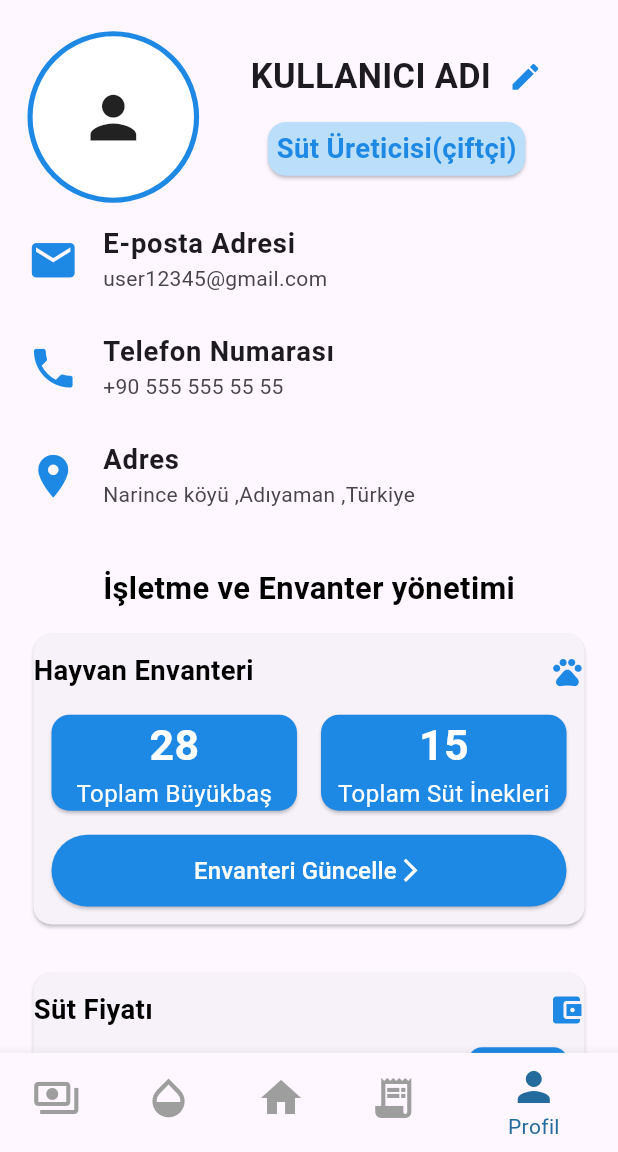
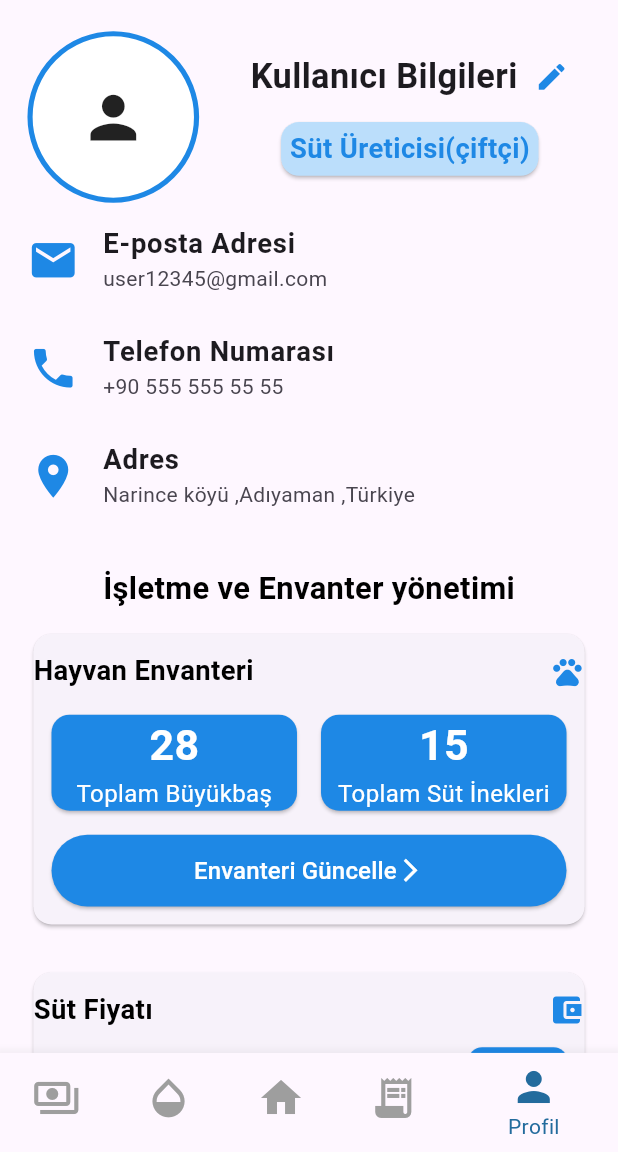
Before and after one commit to samet0202-hub/samet-y-lmaz-dev-projesi, a Flutter app: the screen it shows after launch, item 5 of the bottom bar chosen, on a phone screen of 412 x 824 dp, the part 84-1236 px from its top. Run offline on Flutter 3.47's test engine with Material 3 defaults, Android fonts, the phone set to English and light mode, and no system bars; our stand-ins replace dio, flutter_screenutil; network calls fail.

Commit message:
sabitlerin tek dosyada toplanması

```diff
--- a/lib/feature/financial_tracking/widgets/build_uncategorized_warning.dart
+++ b/lib/feature/financial_tracking/widgets/build_uncategorized_warning.dart
@@ -1,5 +1,6 @@
  import 'package:flutter/material.dart';
 import 'package:flutter_screenutil/flutter_screenutil.dart';
+import 'package:sagmal_mobil/product/constant/project_constant.dart';
 
 Widget buildUncategorizedWarning() {
     return Container(
@@ -15,7 +16,7 @@ Widget buildUncategorizedWarning() {
           Icon(Icons.warning_amber_outlined, color: Colors.amber.shade700, size: 20.sp),
           SizedBox(width: 8.w),
           Text(
-            'Kategorize Edilmemiş Giderler',
+            ProjectConstants.uncategorizedExpenseWarningText,
             style: TextStyle(color: Colors.amber.shade700, fontWeight: FontWeight.bold, fontSize: 14.sp),
           ),
         ],
--- a/lib/feature/milk_records/widgets/build_last_seven_day_datas.dart
+++ b/lib/feature/milk_records/widgets/build_last_seven_day_datas.dart
@@ -1,13 +1,14 @@
 import 'package:flutter/material.dart';
 import 'package:flutter_screenutil/flutter_screenutil.dart';
 import 'package:sagmal_mobil/feature/financial_tracking/page/financial_tracking_page.dart';
+import 'package:sagmal_mobil/product/constant/project_constant.dart';
 
 Widget buildLast7DayDatas() {
     return Column(
       crossAxisAlignment: CrossAxisAlignment.start,
       children: [
         Text(
-          'Son 7 Günlük Veriler',
+          ProjectConstants.lastSevenDaysDataTitle,
           style: TextStyle(fontSize: 18.sp, fontWeight: FontWeight.bold, color: textPrimary),
         ),
         SizedBox(height: 12.h),
--- a/lib/feature/milk_records/widgets/built_past_records_header.dart
+++ b/lib/feature/milk_records/widgets/built_past_records_header.dart
@@ -1,6 +1,7 @@
 import 'package:flutter/material.dart';
 import 'package:flutter_screenutil/flutter_screenutil.dart';
 import 'package:sagmal_mobil/feature/financial_tracking/page/financial_tracking_page.dart';
+import 'package:sagmal_mobil/product/constant/project_constant.dart';
 
 Widget buildPastRecordsHeader() {
     return Padding(
@@ -9,7 +10,7 @@ Widget buildPastRecordsHeader() {
         mainAxisAlignment: MainAxisAlignment.spaceBetween,
         children: [
           Text(
-            'Geçmiş Kayıtlar',
+            ProjectConstants.pastRecordsText,
             style: TextStyle(fontSize: 18.sp, fontWeight: FontWeight.bold, color: textPrimary),
           ),
           IconButton(
--- a/lib/feature/profile/widgets/milk_price.dart
+++ b/lib/feature/profile/widgets/milk_price.dart
@@ -1,6 +1,7 @@
 import 'package:flutter/material.dart';
 import 'package:flutter_screenutil/flutter_screenutil.dart';
 import 'package:sagmal_mobil/feature/home/widgets/summary_card.dart';
+import 'package:sagmal_mobil/product/constant/project_constant.dart';
 
 class MilkPrice extends StatelessWidget {
   const MilkPrice({
@@ -17,7 +18,7 @@ class MilkPrice extends StatelessWidget {
             mainAxisAlignment: MainAxisAlignment.spaceBetween,
             children: [
               Text(
-                "Süt Fiyatı",
+                ProjectConstants.milkPriceTitle,
                 style: TextStyle(
                   fontSize: 16.sp,
                   fontWeight: FontWeight.bold,
@@ -37,12 +38,12 @@ class MilkPrice extends StatelessWidget {
               Row(
                 children: <Widget>[
                   10.horizontalSpace,
-                  Text("₺", style: TextStyle(fontSize: 20.sp)),
+                  Text(ProjectConstants.milkPriceUnit, style: TextStyle(fontSize: 20.sp)),
                   const SizedBox(width: 8.0),
                   Expanded(
                     child: TextField(
                       decoration: InputDecoration(
-                        hintText: "Güncel Süt Fiyatını Giriniz",
+                        hintText: ProjectConstants.enterCurrentMilkPriceHintText,
                         border: OutlineInputBorder(),
                       ),
                     ),
--- a/lib/feature/profile/widgets/user_details.dart
+++ b/lib/feature/profile/widgets/user_details.dart
@@ -1,6 +1,7 @@
 import 'package:flutter/material.dart';
 import 'package:flutter_screenutil/flutter_screenutil.dart';
 import 'package:sagmal_mobil/main.dart';
+import 'package:sagmal_mobil/product/constant/project_constant.dart';
 
 
 class UserDetails extends StatelessWidget {
@@ -31,7 +32,7 @@ class UserDetails extends StatelessWidget {
                 Row(
                   children: [
                     Text(
-                      "KULLANICI ADI",
+                      ProjectConstants.userDetailsTitle,
                       style: TextStyle(
                         fontSize: 20.sp,
                         fontWeight: FontWeight.bold,
@@ -49,7 +50,7 @@ class UserDetails extends StatelessWidget {
                     height: 30.h,
                     child: Center(
                       child: Text(
-                        "Süt Üreticisi(çiftçi)",
+                        ProjectConstants.jobTitle,
                         style: TextStyle(
                           fontSize: 16.sp,
                           color: primaryBlue,
@@ -66,40 +67,40 @@ class UserDetails extends StatelessWidget {
         ListTile(
           contentPadding: EdgeInsets.zero,
           title: Text(
-            "E-posta Adresi",
+            ProjectConstants.emailLabel,
             style: TextStyle(
               fontSize: 16.sp,
               fontWeight: FontWeight.bold,
 
             ),
           ),
-          subtitle: Text("user12345@gmail.com"),
+          subtitle: Text(ProjectConstants.emailValue),
           leading: Icon(Icons.email, color: primaryBlue, size: 30.sp),
         ),
         ListTile(
           contentPadding: EdgeInsets.zero,
           title: Text(
-            "Telefon Numarası",
+            ProjectConstants.phoneLabel,
             style: TextStyle(
               fontSize: 16.sp,
               fontWeight: FontWeight.bold,
 
             ),
           ),
-          subtitle: Text("+90 555 555 55 55"),
+          subtitle: Text(ProjectConstants.phoneValue),
           leading: Icon(Icons.phone, color: primaryBlue, size: 30.sp),
         ),
         ListTile(
           contentPadding: EdgeInsets.zero,
           title: Text(
-            "Adres",
+            ProjectConstants.addressLabel,
             style: TextStyle(
               fontSize: 16.sp,
               fontWeight: FontWeight.bold,
 
             ),
           ),
-          subtitle: Text("Narince köyü ,Adıyaman ,Türkiye"),
+          subtitle: Text(ProjectConstants.addressValue),
           leading: Icon(Icons.location_on, color: primaryBlue, size: 30.sp),
         ),
       ],
--- a/lib/product/constant/project_constant.dart
+++ b/lib/product/constant/project_constant.dart
@@ -1,3 +1,4 @@
+
 import 'dart:ui';
 
 class ProjectConstants {
@@ -14,7 +15,7 @@ static const Color colorOrange = Color(0xFFFF9800);
   static String summaryCard1Title = 'Bugün Sağılan Süt (LT)';
   static int summaryCard1Value = 245;
   static String summaryCard1AccentText = '+Ekle';
-  //
+
   static String summaryCard2Title = 'Toplam Alacak (₺)';
   static int summaryCard2value = 8450;
   static int summaryCard2AccentValue = 12;
@@ -39,9 +40,9 @@ static const Color colorOrange = Color(0xFFFF9800);
   static String recentTransactionsTitle = "Son işlemler";
 
   static String transactionTile1Title = "Süt Kaydı";
-  static String tarih =
+  static String date =
       '${DateTime.now().day.toString().padLeft(2, '0')}.${DateTime.now().month.toString().padLeft(2, '0')}.${DateTime.now().year}';
-  static String get transactionTile1Subtitle => "Bugün $tarih";
+  static String get transactionTile1Subtitle => "Bugün $date";
   static int transactionTile1Amount = 185;
   static String get transactionTile1AmountText =>
       "+ $transactionTile1Amount LT";
@@ -70,4 +71,95 @@ static const Color colorOrange = Color(0xFFFF9800);
 
   static String monthlyExpenseDistributionTitle = "Aylık Gider Dağılımı";
   static String allTransactionsButtonTitle = "TÜM İŞLEMLERİ GÖR >";
+
+ static String expenseCategory1 = "Yem";
+ static String expenseCategory2 = "İşçilik";
+ static String expenseCategory3 = "Veteriner";
+ static String expenseCategory4 = "Akaryakıt";
+
+ static String expenseCategory1Date = "bugün $date";
+ static String expenseCategory2Date = "dün $yesterday";
+ static String expenseCategory3Date = "2 gün önce $twoDaysAgo";
+ static String expenseCategory4Date = "dün $yesterday";
+
+ static int expenseCategory1Amount = 5000;
+ static int expenseCategory2Amount = 2500;
+ static int expenseCategory3Amount = 1200;
+ static int expenseCategory4Amount = 800;
+
+ static String get expenseCategory1AmountText => "- $expenseCategory1Amount ₺";
+ static String get expenseCategory2AmountText => "- $expenseCategory2Amount ₺";
+ static String get expenseCategory3AmountText => "- $expenseCategory3Amount ₺";
+ static String get expenseCategory4AmountText => "- $expenseCategory4Amount ₺";
+
+ static String ftpSummarySectionTitle = "Aylık Net Kâr (₺)";
+ static int ftpSummarySectionSubtitleValue = 15;
+ static String get ftpSummarySectionSubtitleText =>
+      "Önceki Aya Göre +%$ftpSummarySectionSubtitleValue";
+
+ static String uncategorizedExpenseWarningText = "Kategorize Edilmemiş Giderler";
+
+ static String lastSevenDaysDataTitle = "Son 7 Günlük Veriler";
+
+ static String todayMilkYieldLabel = "Bugünün Süt Verimi (LT)";
+ static  String todayMilkYieldSubtitle = "Günlük toplanan süt miktarı";
+ static String enterMilkYieldHintText = "Günlük süt miktarını giriniz";
+ static String literAbbreviation = "LT";
+ static String completeRecordButtonText = "Kaydı Tamamla";
+ static String detailedEntryButtonText = "Hayvan Bazlı Detaylı Giriş";
+
+ static String yieldSummaryTitle = "Verim Özeti";
+ static String averagePerAnimalPerDayLabel = "Hayvan Başı Ortalama / Gün";
+ static double averagePerAnimalPerDayValue = 12.5 ;
+ static String get averagePerAnimalPerDayValueText => "$averagePerAnimalPerDayValue LT";
+ static String increaseFromYesterdayLabel = "Düne Göre Artış";
+ static int increaseFromYesterdayValue = 5;
+ static String get increaseFromYesterdayValueText => "+$increaseFromYesterdayValue LT";
+
+static String totalMonthlyYieldText = "Bu Ay Toplam Litre";
+static int totalMonthlyYield = 5800;
+static String get totalMonthlyYieldValueText => "$totalMonthlyYield LT";
+static String totalWeeklyYieldText = "Bu Hafta Toplam Litre";
+static int totalWeeklyYield = 1420;
+static String get totalWeeklyYieldValueText => "$totalWeeklyYield LT";
+
+static String pastRecordsText = "Geçmiş Kayıtlar";
+
+static String customFilterChipsAll = "Tümü";
+static String customFilterChipsOverdue = "Vadesi Geçen";
+static String customFilterChipsDueSoon = "Vadesi Yakın";
+static String customFilterChipsNoDebt = "Sıfır Borçlu";
+
+static String totalDebtText = "Toplam Alacak (₺)";
+static int totalDebtValue = 18750;
+static String get totalDebtValueText => "₺ $totalDebtValue";
+static int dueSoonValue = 3200;
+static String get dueSoonValueText => "₺ $dueSoonValue";
+static int overdueValue = 1850;
+static String get overdueValueText => "₺ $overdueValue";
+static String sendReminderButtonText = "Hatırlatıcı Gönder";
+
+static String milkPriceTitle = "Süt Fiyatı";
+static String milkPriceUnit = "₺ / LT";
+static String enterCurrentMilkPriceHintText = "Güncel Süt Fiyatını Giriniz";
+
+static String paymentInformationTitle = "Ödeme Bilgileri";
+static String bankAccountPlaceholder = "TR00 0000 0000 0000 0000 0000 00";
+static String updateButtonText = "Güncelle";
+
+static String userDetailsTitle = "Kullanıcı Bilgileri";
+static String jobTitle = "Süt Üreticisi(çiftçi)";
+static String emailLabel = "E-posta Adresi";
+static String emailValue = "user12345@gmail.com";
+static String phoneLabel = "Telefon Numarası";
+static String phoneValue = "+90 555 555 55 55";
+static String addressLabel = "Adres";
+static String addressValue = "Narince köyü ,Adıyaman ,Türkiye";
+
+
+
+
+
+
+
 }
```
Also changed, not shown: lib/feature/financial_tracking/widgets/build_recent_transactions.dart (+12 -12 lines), lib/feature/financial_tracking/widgets/build_summary_section.dart (+4 -3 lines), lib/feature/home/widgets/build_weather_card.dart (+7 -5 lines), lib/feature/milk_records/widgets/build_today_milk_yields.dart (+7 -6 lines), lib/feature/milk_records/widgets/build_yield_summary.dart (+10 -9 lines), lib/feature/payments/widgets/build_filter_chips.dart (+9 -8 lines), lib/feature/payments/widgets/build_header_cards.dart (+9 -8 lines), lib/feature/profile/widgets/payment_information.dart (+4 -3 lines).
